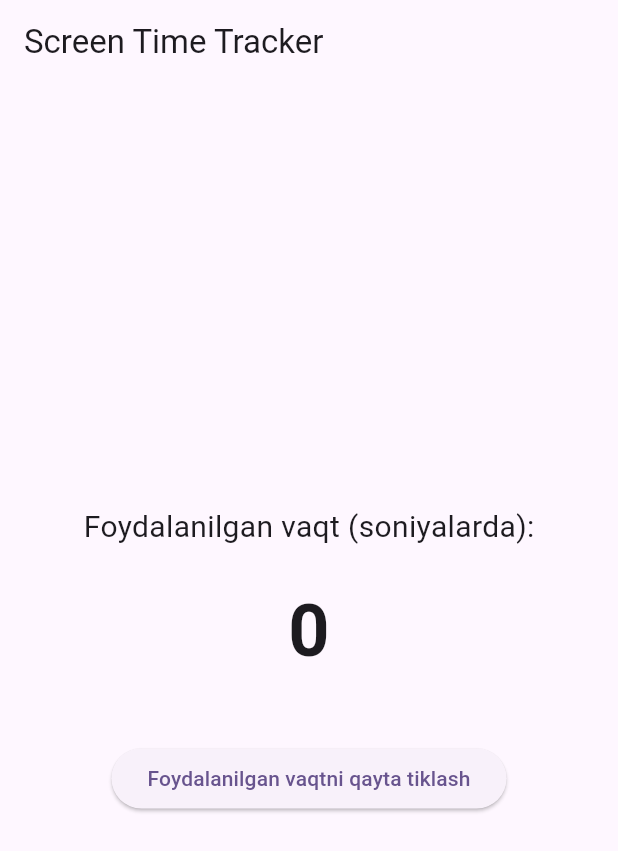
After one commit to SharifSharipov/parental_control, a Flutter app: the ScreenTimeTracker screen opened by its route, after a tap on "Foydalanilgan vaqtni qayta tiklash", on a phone screen of 412 x 824 dp. The commit adds this screen. Shown: the top 851 px of the screen. Run offline on Flutter 3.47's test engine with Material 3 defaults, Android fonts, the phone set to English and light mode, and no system bars; our stand-ins replace bloc, flutter_bloc, get_it, go_router, hive; missing offline and left inert: new_device_apps; accounts and stored records are empty.

Commit message:
method chanel code add

```diff
--- /dev/null
+++ b/lib/features/test_screen/test_screen.dart
@@ -0,0 +1,70 @@
+import 'package:flutter/material.dart';
+import 'package:flutter/services.dart';
+
+class ScreenTimeTracker extends StatefulWidget {
+  @override
+  _ScreenTimeTrackerState createState() => _ScreenTimeTrackerState();
+}
+
+class _ScreenTimeTrackerState extends State<ScreenTimeTracker> {
+  static const platform = MethodChannel('com.example.parental_control/screen_time');
+  int _usageTime = 0;
+
+  @override
+  void initState() {
+    super.initState();
+    _getUsageTime();
+  }
+
+  Future<void> _getUsageTime() async {
+    try {
+      final int result = await platform.invokeMethod('getUsageTime');
+      setState(() {
+        _usageTime = result;
+      });
+    } on PlatformException catch (e) {
+      print("Failed to get usage time: '${e.message}'.");
+    }
+  }
+
+  Future<void> _resetUsageTime() async {
+    try {
+      await platform.invokeMethod('resetUsageTime');
+      setState(() {
+        _usageTime = 0; // Reset qilingandan so‘ng 0 ga o‘rnating
+      });
+    } on PlatformException catch (e) {
+      print("Failed to reset usage time: '${e.message}'.");
+    }
+  }
+
+  @override
+  Widget build(BuildContext context) {
+    return Scaffold(
+      appBar: AppBar(
+        title: Text('Screen Time Tracker'),
+      ),
+      body: Center(
+        child: Column(
+          mainAxisAlignment: MainAxisAlignment.center,
+          children: <Widget>[
+            Text(
+              'Foydalanilgan vaqt (soniyalarda):',
+              style: TextStyle(fontSize: 20),
+            ),
+            SizedBox(height: 20),
+            Text(
+              '$_usageTime',
+              style: TextStyle(fontSize: 48, fontWeight: FontWeight.bold),
+            ),
+            SizedBox(height: 40),
+            ElevatedButton(
+              onPressed: _resetUsageTime,
+              child: Text('Foydalanilgan vaqtni qayta tiklash'),
+            ),
+          ],
+        ),
+      ),
+    );
+  }
+}
--- a/lib/router/app_routs.dart
+++ b/lib/router/app_routs.dart
@@ -6,6 +6,7 @@ import 'package:new_device_apps/device_apps.dart';
 import '../features/app_usage_statge_details/presentation/pages/app_usage_statge_details.dart';
 import '../features/home_page/presentation/manager/bloc/app_bloc.dart';
 import '../features/home_page/presentation/pages/home_page.dart';
+import '../features/test_screen/test_screen.dart';
 import '../injection_container.dart';
 
 part 'name_routs.dart';
@@ -27,5 +28,11 @@ final GoRouter router = GoRouter(
           final param = state.extra as Application;
           return  AppUsageStatgeDetails(application: param,);
         }),
+    GoRoute(
+      path:  Routes.testScreen,
+      name:  Routes.testScreen,
+      builder: (context, state) => ScreenTimeTracker(),
+    ),
+
   ],
 );
--- a/lib/router/name_routs.dart
+++ b/lib/router/name_routs.dart
@@ -3,4 +3,5 @@ sealed class Routes{
   const Routes._();
   static const String homePage = '/home-page';
   static const String appUsageStatgeDetails = '/app-usage-statge-details';
+  static const String testScreen="/test-screen";
 }
--- a/pubspec.yaml
+++ b/pubspec.yaml
@@ -18,7 +18,7 @@ dependencies:
   # router
   go_router: ^14.2.7
   # Parent control
-  usage_stats_new: ^2.0.5
+  #usage_stats_new: ^2.0.5
   # Get device apps access
   new_device_apps: ^1.0.0
   # hive
```
Also changed, not shown: lib/features/home_page/presentation/pages/home_page.dart (+53 -7 lines), lib/main.dart (+116 -0 lines), pubspec.lock, 3 other files.
